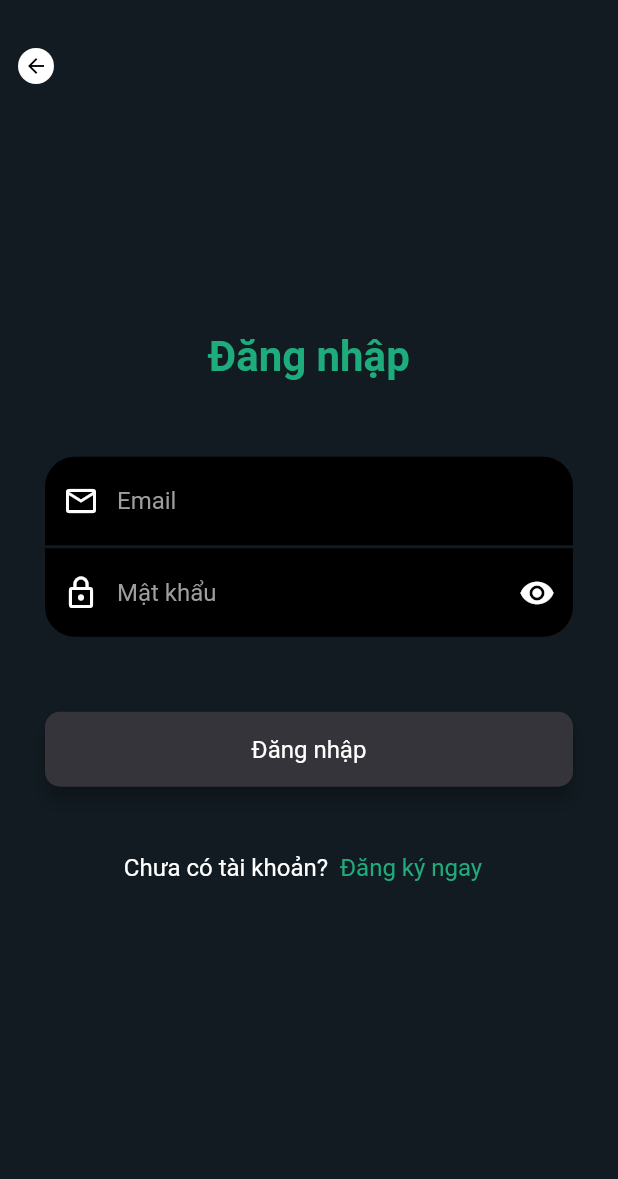
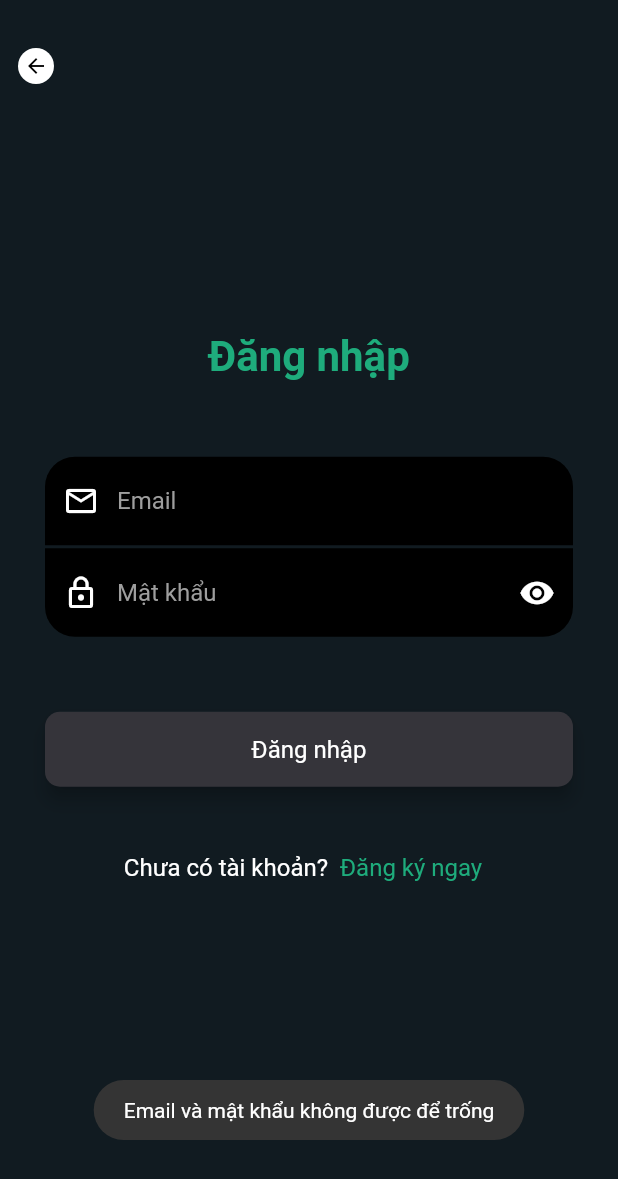
Before and after one commit to nguyenhuutu270402/flutter_comic-reading, a Flutter app: the DangNhapPage screen opened directly, after a tap on "Đăng nhập", on a phone screen of 412 x 824 dp. Shown: the top 1179 px of the screen. Run offline on Flutter 3.47's test engine with Material 2 defaults, Android fonts, the phone set to English and light mode, and no system bars; our stand-ins replace bloc, dio, flutter_bloc, flutter_rating_bar, fluttertoast, google_nav_bar and 1 more; network calls fail.

Commit message:
update 41

```diff
--- a/lib/common/api/api_provider.dart
+++ b/lib/common/api/api_provider.dart
@@ -110,4 +110,10 @@ class ApiProvider {
     final response = await dio.post('$baseUrl/add-user', data: data);
     return response;
   }
+
+  Future<Response> loginUser(String email, String matkhau) async {
+    final data = {'email': email, 'matkhau': matkhau};
+    final response = await dio.post('$baseUrl/login', data: data);
+    return response;
+  }
 }
--- a/lib/screens/dang_ky/dang_ky_page.dart
+++ b/lib/screens/dang_ky/dang_ky_page.dart
@@ -78,7 +78,6 @@ class _DangKyPageState extends State<DangKyPage> {
       }
       final response =
           await apiProvider.checkRegister(email.value.toLowerCase());
-      print('check>>>> ${response.data['results']}');
       if (response.data['results'] == false) {
         Fluttertoast.showToast(
           msg: "Email này đã được đăng ký",
--- a/lib/screens/dang_nhap/dang_nhap_page.dart
+++ b/lib/screens/dang_nhap/dang_nhap_page.dart
@@ -1,9 +1,11 @@
+import 'package:comic_reading/common/api/api_provider.dart';
 import 'package:comic_reading/common/extension/custom_theme_extension.dart';
 import 'package:comic_reading/common/widgets/button_login_widget.dart';
 import 'package:comic_reading/common/widgets/text_change_screen_login_widget.dart';
 import 'package:comic_reading/common/widgets/text_field_login_widget.dart';
 import 'package:comic_reading/screens/dang_ky/dang_ky_page.dart';
 import 'package:flutter/material.dart';
+import 'package:fluttertoast/fluttertoast.dart';
 
 class DangNhapPage extends StatefulWidget {
   const DangNhapPage({super.key});
@@ -21,6 +23,35 @@ class _DangNhapPageState extends State<DangNhapPage> {
     double screenWidth = MediaQuery.of(context).size.width;
     double screenHeight = MediaQuery.of(context).size.height;
     final myColors = Theme.of(context).extension<CustomThemeExtension>()!;
+    final apiProvider = ApiProvider();
+
+    void onDangNhap() async {
+      if (email.value == "" || matKhau.value == "") {
+        Fluttertoast.showToast(
+          msg: "Email và mật khẩu không được để trống",
+          toastLength: Toast.LENGTH_SHORT,
+          gravity: ToastGravity.BOTTOM,
+          timeInSecForIosWeb: 1,
+          backgroundColor: Color.fromARGB(255, 52, 52, 52),
+          textColor: Colors.white,
+          fontSize: 14.0,
+        );
+        return;
+      }
+      final response = await apiProvider.loginUser(email.value, matKhau.value);
+      if (response.data['results'] == false) {
+        Fluttertoast.showToast(
+          msg: "Email hoặc mật khẩu không đúng",
+          toastLength: Toast.LENGTH_SHORT,
+          gravity: ToastGravity.BOTTOM,
+          timeInSecForIosWeb: 1,
+          backgroundColor: Color.fromARGB(255, 52, 52, 52),
+          textColor: Colors.white,
+          fontSize: 14.0,
+        );
+        return;
+      }
+    }
 
     return Scaffold(
       body: Stack(
@@ -46,10 +77,9 @@ class _DangNhapPageState extends State<DangNhapPage> {
                     isShowMatKhau: isShowMatKhau,
                   ),
                   ButtonLoginWidget(
-                    screenWidth: screenWidth,
-                    title: "Đăng nhập",
-                    onPress: () {},
-                  ),
+                      screenWidth: screenWidth,
+                      title: "Đăng nhập",
+                      onPress: onDangNhap),
                   SizedBox(height: 30),
                   TextChangeScreenLoginWidget(
                     textAsk: "Chưa có tài khoản?",
```
